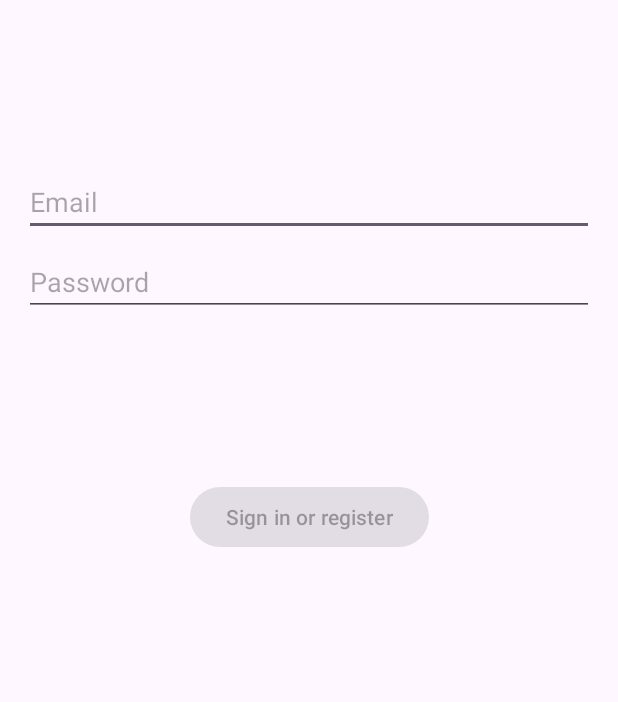
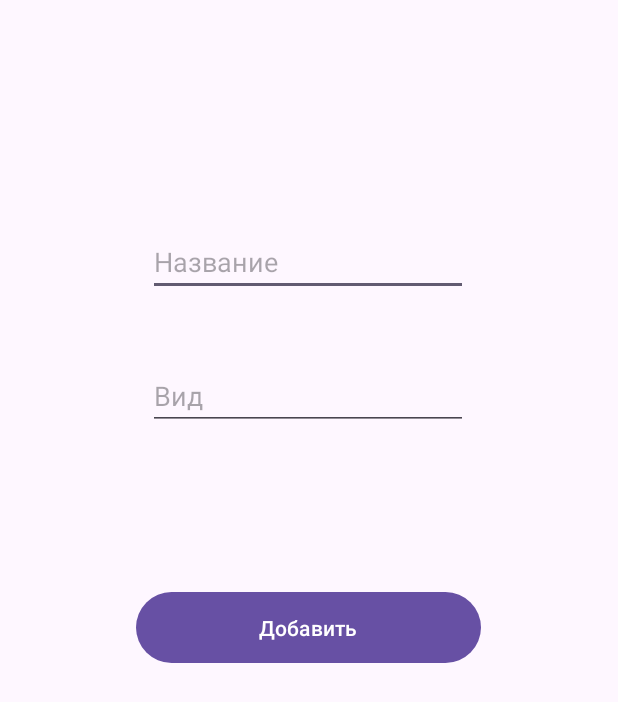
Before and after one commit to 1StarHawk1/MobileAppSUAI, an Android app: the layout activity_add.xml on its own in the app's theme, with its tools: preview values and no code run, on a phone screen of 412 x 824 dp. Shown: the top 702 px of the screen. Run offline under Robolectric (Android 15) with nearby library versions, the phone set to English and light mode, and no system bars.

Commit message:
added AddActivity functional

```diff
--- /dev/null
+++ b/app/src/main/java/com/example/firstproject/AddActivity.java
@@ -0,0 +1,33 @@
+package com.example.firstproject;
+
+import androidx.appcompat.app.AppCompatActivity;
+
+import android.annotation.SuppressLint;
+import android.os.Bundle;
+import android.view.View;
+import android.widget.Button;
+import android.widget.EditText;
+
+public class AddActivity extends AppCompatActivity {
+
+    EditText title_input, type_input;
+    Button add_button;
+
+    @Override
+    protected void onCreate(Bundle savedInstanceState) {
+        super.onCreate(savedInstanceState);
+        setContentView(R.layout.activity_add);
+
+        title_input = findViewById(R.id.title_input);
+        type_input = findViewById(R.id.type_input);
+        add_button = findViewById(R.id.add_title_button);
+        add_button.setOnClickListener(new View.OnClickListener() {
+            @Override
+            public void onClick(View v) {
+                MyDBHelper myDB = new MyDBHelper(AddActivity.this);
+                myDB.addTitle(title_input.getText().toString(), type_input.getText().toString());
+            }
+        });
+    }
+
+}
--- a/app/src/main/java/com/example/firstproject/MyDBHelper.java
+++ b/app/src/main/java/com/example/firstproject/MyDBHelper.java
@@ -1,8 +1,10 @@
 package com.example.firstproject;
 
+import android.content.ContentValues;
 import android.content.Context;
 import android.database.sqlite.SQLiteDatabase;
 import android.database.sqlite.SQLiteOpenHelper;
+import android.widget.Toast;
 
 import androidx.annotation.Nullable;
 
@@ -36,4 +38,17 @@ public class MyDBHelper extends SQLiteOpenHelper {
         db.execSQL("DROP TABLE IF EXISTS " + TABLE_NAME);
         onCreate(db);
     }
+    public void addTitle(String title, String type){
+        SQLiteDatabase db = this.getWritableDatabase();
+        ContentValues cv = new ContentValues();
+
+        cv.put(COLUMN_TITLE, title);
+        cv.put(COLUMN_TYPE, type);
+        long result = db.insert(TABLE_NAME, null, cv);
+        if(result == -1){
+            Toast.makeText(context, "Failed", Toast.LENGTH_SHORT).show();
+        }else{
+            Toast.makeText(context, "Daijobu!", Toast.LENGTH_SHORT).show();
+        }
+    }
 }
--- a/app/src/main/java/com/example/firstproject/titleCatalog.java
+++ b/app/src/main/java/com/example/firstproject/titleCatalog.java
@@ -22,7 +22,8 @@ public class titleCatalog extends AppCompatActivity {
         addButton.setOnClickListener(new View.OnClickListener() {
             @Override
             public void onClick(View v) {
-
+                Intent intent = new Intent(titleCatalog.this, AddActivity.class);
+                startActivity(intent);
             }
         });
     }
--- a/app/src/main/res/layout-w1240dp/activity_add.xml
+++ /dev/null
@@ -1,71 +0,0 @@
-<?xml version="1.0" encoding="utf-8"?>
-<androidx.constraintlayout.widget.ConstraintLayout xmlns:android="http://schemas.android.com/apk/res/android"
-    xmlns:app="http://schemas.android.com/apk/res-auto"
-    xmlns:tools="http://schemas.android.com/tools"
-    android:id="@+id/container"
-    android:layout_width="match_parent"
-    android:layout_height="match_parent"
-    android:paddingLeft="@dimen/activity_horizontal_margin"
-    android:paddingTop="@dimen/activity_vertical_margin"
-    android:paddingRight="@dimen/activity_horizontal_margin"
-    android:paddingBottom="@dimen/activity_vertical_margin"
-    tools:context=".ui.login.AddActivity">
-
-    <EditText
-        android:id="@+id/username"
-        android:layout_width="0dp"
-        android:layout_height="wrap_content"
-        android:layout_marginTop="96dp"
-        android:autofillHints="@string/prompt_email"
-        android:hint="@string/prompt_email"
-        android:inputType="textEmailAddress"
-        android:selectAllOnFocus="true"
-        app:layout_constraintEnd_toEndOf="parent"
-        app:layout_constraintStart_toStartOf="parent"
-        app:layout_constraintTop_toTopOf="parent" />
-
-    <EditText
-        android:id="@+id/password"
-        android:layout_width="0dp"
-        android:layout_height="wrap_content"
-        android:layout_marginTop="8dp"
-        android:autofillHints="@string/prompt_password"
-        android:hint="@string/prompt_password"
-        android:imeActionLabel="@string/action_sign_in_short"
-        android:imeOptions="actionDone"
-        android:inputType="textPassword"
-        android:selectAllOnFocus="true"
-        app:layout_constraintEnd_toEndOf="parent"
-        app:layout_constraintStart_toStartOf="parent"
-        app:layout_constraintTop_toBottomOf="@+id/username" />
-
-    <Button
-        android:id="@+id/login"
-        android:layout_width="wrap_content"
-        android:layout_height="wrap_content"
-        android:layout_gravity="start"
-        android:layout_marginTop="16dp"
-        android:layout_marginBottom="64dp"
-        android:enabled="false"
-        android:text="@string/action_sign_in"
-        app:layout_constraintBottom_toBottomOf="parent"
-        app:layout_constraintEnd_toEndOf="parent"
-        app:layout_constraintStart_toStartOf="parent"
-        app:layout_constraintTop_toBottomOf="@+id/password"
-        app:layout_constraintVertical_bias="0.2" />
-
-    <ProgressBar
-        android:id="@+id/loading"
-        android:layout_width="wrap_content"
-        android:layout_height="wrap_content"
-        android:layout_gravity="center"
-        android:layout_marginTop="64dp"
-        android:layout_marginBottom="64dp"
-        android:visibility="gone"
-        app:layout_constraintBottom_toBottomOf="parent"
-        app:layout_constraintEnd_toEndOf="@+id/password"
-        app:layout_constraintStart_toStartOf="@+id/password"
-        app:layout_constraintTop_toTopOf="parent"
-        app:layout_constraintVertical_bias="0.3" />
-
-</androidx.constraintlayout.widget.ConstraintLayout>
--- a/app/src/main/res/layout-w936dp/activity_add.xml
+++ /dev/null
@@ -1,78 +0,0 @@
-<?xml version="1.0" encoding="utf-8"?>
-<androidx.constraintlayout.widget.ConstraintLayout xmlns:android="http://schemas.android.com/apk/res/android"
-    xmlns:app="http://schemas.android.com/apk/res-auto"
-    xmlns:tools="http://schemas.android.com/tools"
-    android:id="@+id/container"
-    android:layout_width="match_parent"
-    android:layout_height="match_parent"
-    android:paddingLeft="@dimen/activity_horizontal_margin"
-    android:paddingTop="@dimen/activity_vertical_margin"
-    android:paddingRight="@dimen/activity_horizontal_margin"
-    android:paddingBottom="@dimen/activity_vertical_margin"
-    tools:context=".ui.login.AddActivity">
-
-    <androidx.constraintlayout.widget.ConstraintLayout
-        android:layout_width="840dp"
-        android:layout_height="match_parent"
-        app:layout_constraintEnd_toEndOf="parent"
-        app:layout_constraintStart_toStartOf="parent">
-
-        <EditText
-            android:id="@+id/username"
-            android:layout_width="0dp"
-            android:layout_height="wrap_content"
-            android:layout_marginTop="96dp"
-            android:autofillHints="@string/prompt_email"
-            android:hint="@string/prompt_email"
-            android:inputType="textEmailAddress"
-            android:selectAllOnFocus="true"
-            app:layout_constraintEnd_toEndOf="parent"
-            app:layout_constraintStart_toStartOf="parent"
-            app:layout_constraintTop_toTopOf="parent" />
-
-        <EditText
-            android:id="@+id/password"
-            android:layout_width="0dp"
-            android:layout_height="wrap_content"
-            android:layout_marginTop="8dp"
-            android:autofillHints="@string/prompt_password"
-            android:hint="@string/prompt_password"
-            android:imeActionLabel="@string/action_sign_in_short"
-            android:imeOptions="actionDone"
-            android:inputType="textPassword"
-            android:selectAllOnFocus="true"
-            app:layout_constraintEnd_toEndOf="parent"
-            app:layout_constraintStart_toStartOf="parent"
-            app:layout_constraintTop_toBottomOf="@+id/username" />
-
-        <Button
-            android:id="@+id/login"
-            android:layout_width="wrap_content"
-            android:layout_height="wrap_content"
-            android:layout_gravity="start"
-            android:layout_marginTop="16dp"
-            android:layout_marginBottom="64dp"
-            android:enabled="false"
-            android:text="@string/action_sign_in"
-            app:layout_constraintBottom_toBottomOf="parent"
-            app:layout_constraintEnd_toEndOf="parent"
-            app:layout_constraintStart_toStartOf="parent"
-            app:layout_constraintTop_toBottomOf="@+id/password"
-            app:layout_constraintVertical_bias="0.2" />
-
-        <ProgressBar
-            android:id="@+id/loading"
-            android:layout_width="wrap_content"
-            android:layout_height="wrap_content"
-            android:layout_gravity="center"
-            android:layout_marginTop="64dp"
-            android:layout_marginBottom="64dp"
-            android:visibility="gone"
-            app:layout_constraintBottom_toBottomOf="parent"
-            app:layout_constraintEnd_toEndOf="@+id/password"
-            app:layout_constraintStart_toStartOf="@+id/password"
-            app:layout_constraintTop_toTopOf="parent"
-            app:layout_constraintVertical_bias="0.3" />
-
-    </androidx.constraintlayout.widget.ConstraintLayout>
-</androidx.constraintlayout.widget.ConstraintLayout>
--- a/app/src/main/res/layout/activity_add.xml
+++ b/app/src/main/res/layout/activity_add.xml
@@ -2,70 +2,44 @@
 <androidx.constraintlayout.widget.ConstraintLayout xmlns:android="http://schemas.android.com/apk/res/android"
     xmlns:app="http://schemas.android.com/apk/res-auto"
     xmlns:tools="http://schemas.android.com/tools"
-    android:id="@+id/container"
     android:layout_width="match_parent"
     android:layout_height="match_parent"
-    android:paddingLeft="@dimen/activity_horizontal_margin"
-    android:paddingTop="@dimen/activity_vertical_margin"
-    android:paddingRight="@dimen/activity_horizontal_margin"
-    android:paddingBottom="@dimen/activity_vertical_margin"
-    tools:context=".ui.login.AddActivity">
+    tools:context=".AddActivity">
 
     <EditText
-        android:id="@+id/username"
-        android:layout_width="0dp"
+        android:id="@+id/title_input"
+        android:layout_width="wrap_content"
         android:layout_height="wrap_content"
-        android:layout_marginTop="96dp"
-        android:autofillHints="@string/prompt_email"
-        android:hint="@string/prompt_email"
-        android:inputType="textEmailAddress"
-        android:selectAllOnFocus="true"
+        android:layout_marginTop="152dp"
+        android:ems="10"
+        android:hint="Название"
+        android:inputType="text"
         app:layout_constraintEnd_toEndOf="parent"
+        app:layout_constraintHorizontal_bias="0.497"
         app:layout_constraintStart_toStartOf="parent"
         app:layout_constraintTop_toTopOf="parent" />
 
     <EditText
-        android:id="@+id/password"
-        android:layout_width="0dp"
+        android:id="@+id/type_input"
+        android:layout_width="wrap_content"
         android:layout_height="wrap_content"
-        android:layout_marginTop="8dp"
-        android:autofillHints="@string/prompt_password"
-        android:hint="@string/prompt_password"
-        android:imeActionLabel="@string/action_sign_in_short"
-        android:imeOptions="actionDone"
-        android:inputType="textPassword"
-        android:selectAllOnFocus="true"
+        android:layout_marginTop="44dp"
+        android:ems="10"
+        android:hint="Вид"
+        android:inputType="text"
         app:layout_constraintEnd_toEndOf="parent"
+        app:layout_constraintHorizontal_bias="0.497"
         app:layout_constraintStart_toStartOf="parent"
-        app:layout_constraintTop_toBottomOf="@+id/username" />
+        app:layout_constraintTop_toBottomOf="@+id/title_input" />
 
     <Button
-        android:id="@+id/login"
-        android:layout_width="wrap_content"
-        android:layout_height="wrap_content"
-        android:layout_gravity="start"
-        android:layout_marginTop="16dp"
-        android:layout_marginBottom="64dp"
-        android:enabled="false"
-        android:text="@string/action_sign_in"
-        app:layout_constraintBottom_toBottomOf="parent"
+        android:id="@+id/add_title_button"
+        android:layout_width="230dp"
+        android:layout_height="55dp"
+        android:layout_marginTop="104dp"
+        android:text="Добавить"
         app:layout_constraintEnd_toEndOf="parent"
+        app:layout_constraintHorizontal_bias="0.497"
         app:layout_constraintStart_toStartOf="parent"
-        app:layout_constraintTop_toBottomOf="@+id/password"
-        app:layout_constraintVertical_bias="0.2" />
-
-    <ProgressBar
-        android:id="@+id/loading"
-        android:layout_width="wrap_content"
-        android:layout_height="wrap_content"
-        android:layout_gravity="center"
-        android:layout_marginTop="64dp"
-        android:layout_marginBottom="64dp"
-        android:visibility="gone"
-        app:layout_constraintBottom_toBottomOf="parent"
-        app:layout_constraintEnd_toEndOf="@+id/password"
-        app:layout_constraintStart_toStartOf="@+id/password"
-        app:layout_constraintTop_toTopOf="parent"
-        app:layout_constraintVertical_bias="0.3" />
-
+        app:layout_constraintTop_toBottomOf="@+id/type_input" />
 </androidx.constraintlayout.widget.ConstraintLayout>
--- a/app/src/main/res/layout/activity_main.xml
+++ b/app/src/main/res/layout/activity_main.xml
@@ -21,8 +21,8 @@
 
     <Button
         android:id="@+id/button1"
-        android:layout_width="178dp"
-        android:layout_height="79dp"
+        android:layout_width="184dp"
+        android:layout_height="61dp"
         android:layout_marginBottom="116dp"
         android:onClick="startSecondPage"
         android:text="Фото смешного кота"
@@ -33,8 +33,8 @@
 
     <Button
         android:id="@+id/button2"
-        android:layout_width="178dp"
-        android:layout_height="79dp"
+        android:layout_width="164dp"
+        android:layout_height="64dp"
         android:layout_marginTop="16dp"
         android:onClick="startThirdPage"
         android:text="Мадс Миккельсен"
@@ -89,13 +89,15 @@
 
     <Button
         android:id="@+id/button5"
-        android:layout_width="244dp"
-        android:layout_height="97dp"
+        android:layout_width="162dp"
+        android:layout_height="71dp"
         android:onClick="startCatalog"
         android:text="Каталогизатор"
         app:layout_constraintBottom_toTopOf="@+id/button1"
         app:layout_constraintEnd_toEndOf="parent"
+        app:layout_constraintHorizontal_bias="0.497"
         app:layout_constraintStart_toStartOf="parent"
-        app:layout_constraintTop_toBottomOf="@+id/button3" />
+        app:layout_constraintTop_toBottomOf="@+id/button3"
+        app:layout_constraintVertical_bias="0.455" />
 
 </androidx.constraintlayout.widget.ConstraintLayout>
```
Also changed, not shown: app/src/main/AndroidManifest.xml (+11 -3 lines), app/src/main/java/com/example/firstproject/MainActivity.java (+2 -6 lines).
